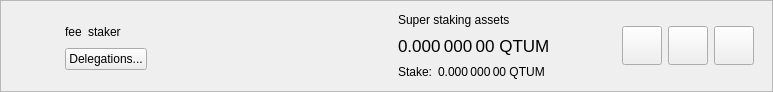
Before: the Qt Designer form src/qt/forms/superstakeritemwidget.ui in qtumproject/qtum, drawn with Qt 5.
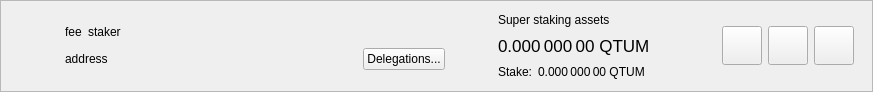
After: the same form once the commit is applied.

Commit message: Add staker address into super staker item widget

The edit to the form file:
```diff
--- a/src/qt/forms/superstakeritemwidget.ui
+++ b/src/qt/forms/superstakeritemwidget.ui
@@ -6,7 +6,7 @@
    <rect>
     <x>0</x>
     <y>0</y>
-    <width>773</width>
+    <width>873</width>
     <height>92</height>
    </rect>
   </property>
@@ -100,7 +100,7 @@
                <widget class="QWidget" name="widgetSuperStaker" native="true">
                 <property name="minimumSize">
                  <size>
-                  <width>280</width>
+                  <width>380</width>
                   <height>0</height>
                  </size>
                 </property>
@@ -156,11 +156,45 @@
                 </layout>
                </widget>
               </item>
-              <item alignment="Qt::AlignLeft">
-               <widget class="QPushButton" name="buttonDelegations">
-                <property name="text">
-                 <string>Delegations...</string>
+              <item>
+               <widget class="QWidget" name="widgetAddress" native="true">
+                <property name="minimumSize">
+                 <size>
+                  <width>0</width>
+                  <height>20</height>
+                 </size>
                 </property>
+                <layout class="QHBoxLayout" name="horizontalLayout_7">
+                 <property name="leftMargin">
+                  <number>0</number>
+                 </property>
+                 <property name="topMargin">
+                  <number>0</number>
+                 </property>
+                 <property name="rightMargin">
+                  <number>0</number>
+                 </property>
+                 <property name="bottomMargin">
+                  <number>0</number>
+                 </property>
+                 <item alignment="Qt::AlignLeft">
+                  <widget class="QLabel" name="labelAddress">
+                   <property name="text">
+                    <string>address</string>
+                   </property>
+                   <property name="textInteractionFlags">
+                    <set>Qt::LinksAccessibleByMouse|Qt::TextSelectableByMouse</set>
+                   </property>
+                  </widget>
+                 </item>
+                 <item alignment="Qt::AlignRight">
+                  <widget class="QPushButton" name="buttonDelegations">
+                   <property name="text">
+                    <string>Delegations...</string>
+                   </property>
+                  </widget>
+                 </item>
+                </layout>
                </widget>
               </item>
               <item>
```
The commit also changes 6 other files.
